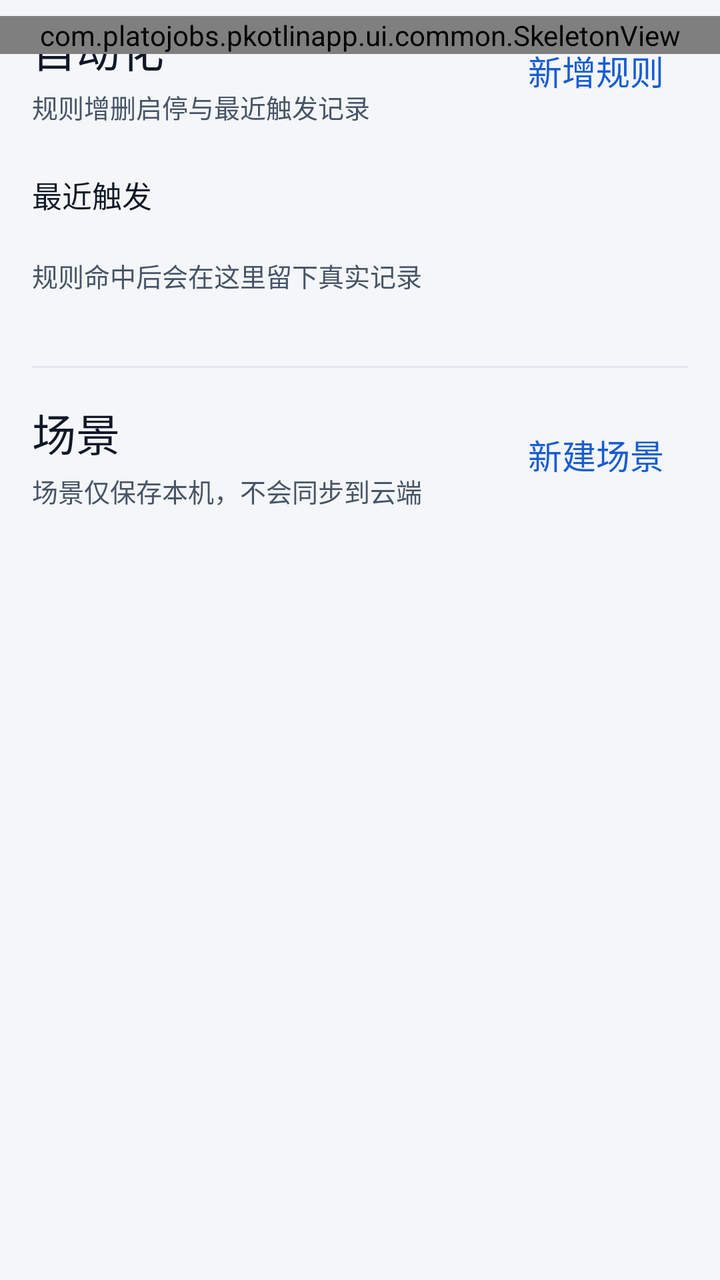
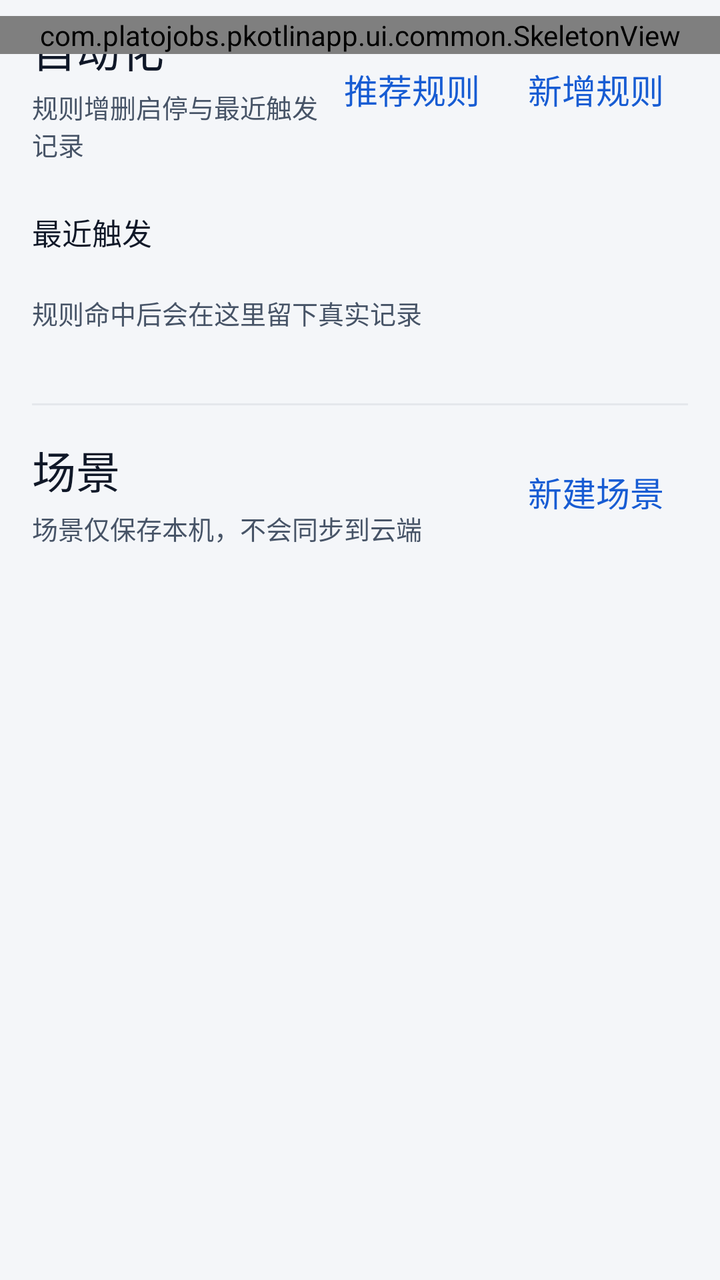

The first picture is an Android layout as it rendered before a commit; the second is the same layout after the commit. The layout source and the unified diff follow.
<!-- AndroidManifest.xml: application theme Theme.PKotlinApp -->
<!-- res/layout/fragment_intelligence.xml -->
<?xml version="1.0" encoding="utf-8"?>
<FrameLayout xmlns:android="http://schemas.android.com/apk/res/android"
    android:layout_width="match_parent"
    android:layout_height="match_parent">

    <androidx.core.widget.NestedScrollView
        android:id="@+id/intelligenceScroll"
        android:layout_width="match_parent"
        android:layout_height="match_parent"
        android:clipToPadding="false"
        android:paddingBottom="@dimen/space_24"
        android:scrollbars="none">

        <LinearLayout
            android:id="@+id/intelligenceContent"
            android:layout_width="match_parent"
            android:layout_height="wrap_content"
            android:orientation="vertical">

            <LinearLayout
                android:layout_width="match_parent"
                android:layout_height="wrap_content"
                android:gravity="center_vertical"
                android:orientation="horizontal"
                android:paddingStart="@dimen/page_margin"
                android:paddingTop="@dimen/space_8"
                android:paddingEnd="@dimen/page_margin">

                <LinearLayout
                    android:layout_width="0dp"
                    android:layout_height="wrap_content"
                    android:layout_weight="1"
                    android:orientation="vertical">

                    <TextView
                        style="@style/Widget.App.TextView"
                        android:layout_width="match_parent"
                        android:layout_height="wrap_content"
                        android:text="@string/intelligence_automation_title"
                        android:textAppearance="@style/TextAppearance.App.Headline" />

                    <TextView
                        style="@style/Widget.App.TextView"
                        android:layout_width="match_parent"
                        android:layout_height="wrap_content"
                        android:layout_marginTop="@dimen/space_4"
                        android:text="@string/intelligence_automation_hint"
                        android:textAppearance="@style/TextAppearance.App.Caption" />
                </LinearLayout>

                <com.google.android.material.button.MaterialButton
                    android:id="@+id/addRuleButton"
                    style="@style/Widget.App.Button.Text"
                    android:layout_width="wrap_content"
                    android:layout_height="wrap_content"
                    android:minWidth="0dp"
                    android:text="@string/intelligence_rules_add" />
            </LinearLayout>

            <androidx.recyclerview.widget.RecyclerView
                android:id="@+id/rulesList"
                android:layout_width="match_parent"
                android:layout_height="wrap_content"
                android:layout_marginTop="@dimen/space_8"
                android:nestedScrollingEnabled="false" />

            <FrameLayout
                android:id="@+id/rulesEmptyContainer"
                android:layout_width="match_parent"
                android:layout_height="wrap_content" />

            <TextView
                style="@style/Widget.App.TextView"
                android:layout_width="match_parent"
                android:layout_height="wrap_content"
                android:layout_marginStart="@dimen/page_margin"
                android:layout_marginTop="@dimen/space_16"
                android:layout_marginEnd="@dimen/page_margin"
                android:text="@string/intelligence_events_title"
                android:textAppearance="@style/TextAppearance.App.Callout" />

            <androidx.recyclerview.widget.RecyclerView
                android:id="@+id/eventsList"
                android:layout_width="match_parent"
                android:layout_height="wrap_content"
                android:layout_marginTop="@dimen/space_8"
                android:nestedScrollingEnabled="false" />

            <TextView
                android:id="@+id/eventsEmpty"
                style="@style/Widget.App.TextView"
                android:layout_width="match_parent"
                android:layout_height="wrap_content"
                android:paddingHorizontal="@dimen/page_margin"
                android:paddingVertical="@dimen/space_12"
                android:text="@string/intelligence_events_empty_hint"
                android:textAppearance="@style/TextAppearance.App.Caption" />

            <View
                android:layout_width="match_parent"
                android:layout_height="@dimen/stroke_1"
                android:layout_marginHorizontal="@dimen/page_margin"
                android:layout_marginTop="@dimen/section_gap"
                android:background="@color/divider" />

            <LinearLayout
                android:layout_width="match_parent"
                android:layout_height="wrap_content"
                android:gravity="center_vertical"
                android:orientation="horizontal"
                android:paddingStart="@dimen/page_margin"
                android:paddingTop="@dimen/space_16"
                android:paddingEnd="@dimen/page_margin">

                <LinearLayout
                    android:layout_width="0dp"
                    android:layout_height="wrap_content"
                    android:layout_weight="1"
                    android:orientation="vertical">

                    <TextView
                        style="@style/Widget.App.TextView"
                        android:layout_width="match_parent"
                        android:layout_height="wrap_content"
                        android:text="@string/intelligence_scenes_title"
                        android:textAppearance="@style/TextAppearance.App.Headline" />

                    <TextView
                        style="@style/Widget.App.TextView"
                        android:layout_width="match_parent"
                        android:layout_height="wrap_content"
                        android:layout_marginTop="@dimen/space_4"
                        android:text="@string/intelligence_scenes_hint"
                        android:textAppearance="@style/TextAppearance.App.Caption" />
                </LinearLayout>

                <com.google.android.material.button.MaterialButton
                    android:id="@+id/addSceneButton"
                    style="@style/Widget.App.Button.Text"
                    android:layout_width="wrap_content"
                    android:layout_height="wrap_content"
                    android:minWidth="0dp"
                    android:text="@string/intelligence_scenes_add" />
            </LinearLayout>

            <androidx.recyclerview.widget.RecyclerView
                android:id="@+id/scenesList"
                android:layout_width="match_parent"
                android:layout_height="wrap_content"
                android:layout_marginTop="@dimen/space_8"
                android:nestedScrollingEnabled="false" />

            <FrameLayout
                android:id="@+id/scenesEmptyContainer"
                android:layout_width="match_parent"
                android:layout_height="wrap_content" />
        </LinearLayout>
    </androidx.core.widget.NestedScrollView>

    <com.platojobs.pkotlinapp.ui.common.SkeletonView
        android:id="@+id/skeletonIntelligence"
        android:layout_width="match_parent"
        android:layout_height="wrap_content"
        android:layout_marginTop="@dimen/space_8" />

    <FrameLayout
        android:id="@+id/intelligenceOverlay"
        android:layout_width="match_parent"
        android:layout_height="match_parent" />
</FrameLayout>
<!-- resources referenced by this layout -->
<resources>
  <color name="divider">#E4E7EC</color>
  <dimen name="page_margin">16dp</dimen>
  <dimen name="section_gap">24dp</dimen>
  <dimen name="space_12">12dp</dimen>
  <dimen name="space_16">16dp</dimen>
  <dimen name="space_24">24dp</dimen>
  <dimen name="space_4">4dp</dimen>
  <dimen name="space_8">8dp</dimen>
  <dimen name="stroke_1">1dp</dimen>
  <string name="intelligence_automation_hint">规则增删启停与最近触发记录</string>
  <string name="intelligence_automation_title">自动化</string>
  <string name="intelligence_events_empty_hint">规则命中后会在这里留下真实记录</string>
  <string name="intelligence_events_title">最近触发</string>
  <string name="intelligence_rules_add">新增规则</string>
  <string name="intelligence_scenes_add">新建场景</string>
  <string name="intelligence_scenes_hint">场景仅保存本机，不会同步到云端</string>
  <string name="intelligence_scenes_title">场景</string>
  <style name="TextAppearance.App.Callout" parent="@android:style/TextAppearance">
          <item name="android:textSize">15sp</item>
          <item name="android:textColor">@color/text_primary</item>
          <item name="android:fontFamily">sans-serif-medium</item>
          <item name="android:lineSpacingExtra">6dp</item>
          <item name="android:lineSpacingMultiplier">1.0</item>
      </style>
  <style name="TextAppearance.App.Caption" parent="@android:style/TextAppearance">
          <item name="android:textSize">13sp</item>
          <item name="android:textColor">@color/text_secondary</item>
          <item name="android:fontFamily">sans-serif</item>
          <item name="android:lineSpacingExtra">5dp</item>
          <item name="android:lineSpacingMultiplier">1.0</item>
      </style>
  <style name="TextAppearance.App.Headline" parent="@android:style/TextAppearance">
          <item name="android:textSize">22sp</item>
          <item name="android:textColor">@color/text_primary</item>
          <item name="android:fontFamily">sans-serif-medium</item>
          <item name="android:lineSpacingExtra">6dp</item>
          <item name="android:lineSpacingMultiplier">1.0</item>
      </style>
  <style name="Widget.App.TextView" parent="android:Widget.TextView">
          <item name="android:includeFontPadding">false</item>
          <item name="android:breakStrategy">high_quality</item>
          <item name="android:hyphenationFrequency">none</item>
      </style>
  <color name="text_primary">#101828</color>
  <color name="text_secondary">#475467</color>
  <dimen name="button_h">48dp</dimen>
  <style name="TextAppearance.App.Button" parent="@style/TextAppearance.App.Body">
          <item name="android:fontFamily">sans-serif-medium</item>
          <item name="android:lineSpacingExtra">0dp</item>
      </style>
  <color name="overlay_pressed">#0F101828</color>
  <color name="canvas">#F4F6F9</color>
  <color name="primary">#175CD3</color>
  <color name="on_primary">#FFFFFF</color>
  <color name="chart_band">#E8EFFB</color>
  <color name="primary_text">#175CD3</color>
  <color name="surface">#FFFFFF</color>
  <color name="surface_sunken">#EEF1F5</color>
  <color name="border">#D0D5DD</color>
  <color name="danger">#B42318</color>
  <color name="danger_bg">#FEF3F2</color>
  <color name="text_tertiary">#667085</color>
  <style name="TextAppearance.App.Body" parent="@android:style/TextAppearance">
          <item name="android:textSize">17sp</item>
          <item name="android:textColor">@color/text_primary</item>
          <item name="android:fontFamily">sans-serif</item>
          <item name="android:lineSpacingExtra">7dp</item>
          <item name="android:lineSpacingMultiplier">1.0</item>
      </style>
  <dimen name="radius_12">12dp</dimen>
  <color name="border_strong">#8A93A2</color>
  <dimen name="elevation_0">0dp</dimen>
  <dimen name="chip_h">32dp</dimen>
  <dimen name="radius_pill">999dp</dimen>
  <!-- unchanged entries left out for length: 6 -->
</resources>

<!-- the commit's change to res/layout/fragment_intelligence.xml (unified diff, before → after) -->
@@ -20,6 +20,7 @@
             <LinearLayout
                 android:layout_width="match_parent"
                 android:layout_height="wrap_content"
+                android:baselineAligned="false"
                 android:gravity="center_vertical"
                 android:orientation="horizontal"
                 android:paddingStart="@dimen/page_margin"
@@ -48,13 +49,29 @@
                         android:textAppearance="@style/TextAppearance.App.Caption" />
                 </LinearLayout>
 
-                <com.google.android.material.button.MaterialButton
-                    android:id="@+id/addRuleButton"
-                    style="@style/Widget.App.Button.Text"
+                <LinearLayout
                     android:layout_width="wrap_content"
                     android:layout_height="wrap_content"
-                    android:minWidth="0dp"
-                    android:text="@string/intelligence_rules_add" />
+                    android:baselineAligned="false"
+                    android:gravity="center_vertical"
+                    android:orientation="horizontal">
+
+                    <com.google.android.material.button.MaterialButton
+                        android:id="@+id/recommendRulesButton"
+                        style="@style/Widget.App.Button.Text"
+                        android:layout_width="wrap_content"
+                        android:layout_height="wrap_content"
+                        android:minWidth="0dp"
+                        android:text="@string/intelligence_rules_recommend" />
+
+                    <com.google.android.material.button.MaterialButton
+                        android:id="@+id/addRuleButton"
+                        style="@style/Widget.App.Button.Text"
+                        android:layout_width="wrap_content"
+                        android:layout_height="wrap_content"
+                        android:minWidth="0dp"
+                        android:text="@string/intelligence_rules_add" />
+                </LinearLayout>
             </LinearLayout>
 
             <androidx.recyclerview.widget.RecyclerView
@@ -106,6 +123,7 @@
             <LinearLayout
                 android:layout_width="match_parent"
                 android:layout_height="wrap_content"
+                android:baselineAligned="false"
                 android:gravity="center_vertical"
                 android:orientation="horizontal"
                 android:paddingStart="@dimen/page_margin"
<!-- resource entries referenced after the edit -->
@@ -14,6 +14,7 @@
   <string name="intelligence_events_empty_hint">规则命中后会在这里留下真实记录</string>
   <string name="intelligence_events_title">最近触发</string>
   <string name="intelligence_rules_add">新增规则</string>
+  <string name="intelligence_rules_recommend">推荐规则</string>
   <string name="intelligence_scenes_add">新建场景</string>
   <string name="intelligence_scenes_hint">场景仅保存本机，不会同步到云端</string>
   <string name="intelligence_scenes_title">场景</string>
